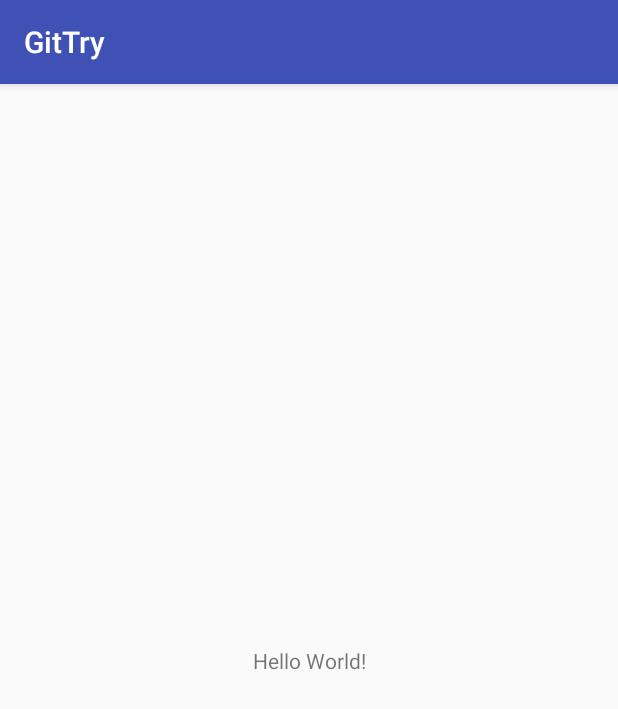
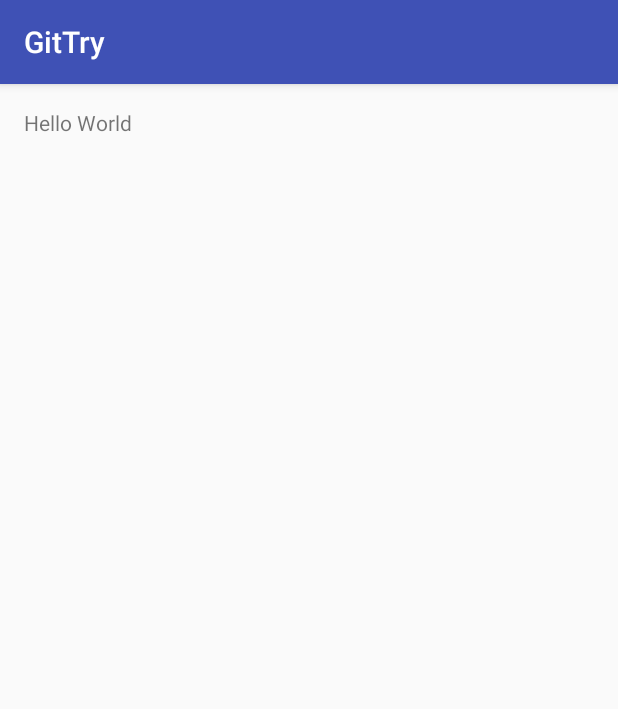
Before and after one commit to TheMikaelsons/GitTry, an Android app: the screen it shows after launch (MainActivity), on a phone screen of 412 x 824 dp. Shown: the top 709 px of the screen. Run offline under Robolectric (Android 15) with nearby library versions, the phone set to English and light mode, and no system bars.

Commit message:
Added Hello World

```diff
--- a/app/src/main/res/layout/activity_main.xml
+++ b/app/src/main/res/layout/activity_main.xml
@@ -1,18 +1,16 @@
 <?xml version="1.0" encoding="utf-8"?>
-<android.support.constraint.ConstraintLayout xmlns:android="http://schemas.android.com/apk/res/android"
-    xmlns:app="http://schemas.android.com/apk/res-auto"
+<LinearLayout xmlns:android="http://schemas.android.com/apk/res/android"
     xmlns:tools="http://schemas.android.com/tools"
     android:layout_width="match_parent"
     android:layout_height="match_parent"
-    tools:context=".MainActivity">
+    android:orientation="vertical"
+    android:padding="16dp"
+    tools:context="com.example.sanjay.gittry.MainActivity">
+
 
     <TextView
+        android:text='Hello World'
         android:layout_width="wrap_content"
-        android:layout_height="wrap_content"
-        android:text="Hello World!"
-        app:layout_constraintBottom_toBottomOf="parent"
-        app:layout_constraintLeft_toLeftOf="parent"
-        app:layout_constraintRight_toRightOf="parent"
-        app:layout_constraintTop_toTopOf="parent" />
+        android:layout_height="wrap_content" />
 
-</android.support.constraint.ConstraintLayout>
+</LinearLayout>
```
